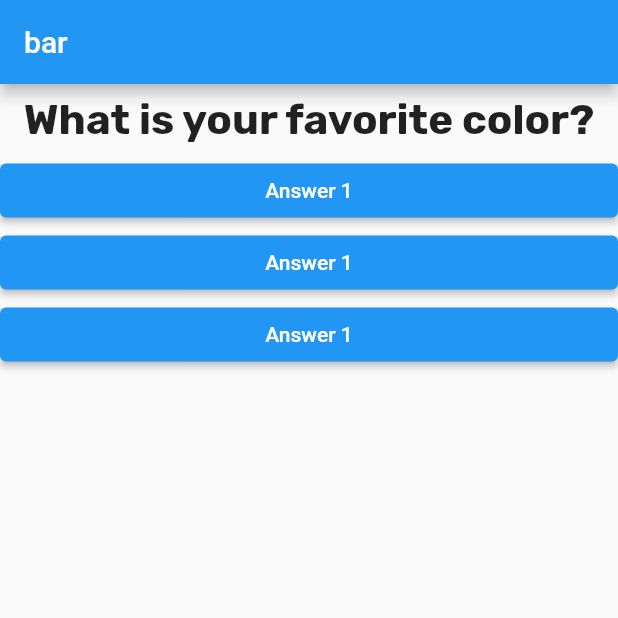
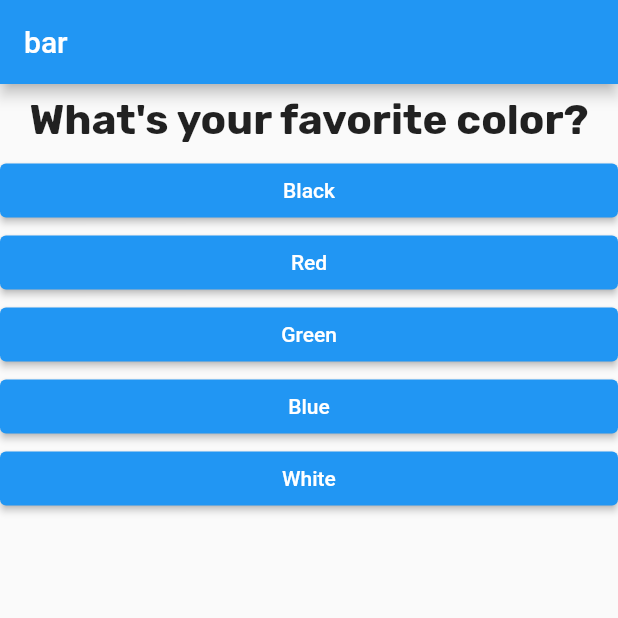
Before and after one commit to ivan100kg/flutter_course_1, a Flutter app: the screen it shows after launch, on a phone screen of 412 x 824 dp, the top half of it. Run offline on Flutter 3.47's test engine with Material 2 defaults, Android fonts, the phone set to English and light mode, and no system bars.

Commit message:
Add custom questions

```diff
--- a/flutter_complete_guide/lib/answer.dart
+++ b/flutter_complete_guide/lib/answer.dart
@@ -3,8 +3,9 @@ import './question.dart';
 
 class Answer extends StatelessWidget {
   final Function question;
+  final String answerText;
 
-  const Answer(this.question);
+  const Answer(this.question, this.answerText);
 
   @override
   Widget build(BuildContext context) {
@@ -12,7 +13,7 @@ class Answer extends StatelessWidget {
       width: double.infinity,
       child: ElevatedButton(
         onPressed: question,
-        child: const Text('Answer 1'),
+        child: Text(answerText),
       ),
     );
   }
--- a/flutter_complete_guide/lib/main.dart
+++ b/flutter_complete_guide/lib/main.dart
@@ -18,18 +18,24 @@ class MyAppState extends State<MyApp> {
 
   void _answerQuestion() {
     setState(() {
-      if (questionIndex < listPhrases.length - 1) {
-        questionIndex++;
-      } else if (questionIndex >= listPhrases.length - 1) {
-        questionIndex--;
-      }
+      questionIndex++;
     });
     print(questionIndex);
   }
 
-  var listPhrases = <String>[
-    'What is your favorite color?',
-    'What is your favorite animal?',
+  var questions = [
+    {
+      'questionText': 'What\'s your favorite color?',
+      'answers': ['Black', 'Red', 'Green', 'Blue', 'White']
+    },
+    {
+      'questionText': 'What is your favorite animal?',
+      'answers': ['Rabbit', 'Bear', 'Tiger', 'Mouse']
+    },
+    {
+      'questionText': 'Who is yor favorite celebrities?',
+      'answers': ['Margo Robbie', 'Aenold Schwarzenegger']
+    },
   ];
 
   @override
@@ -41,10 +47,10 @@ class MyAppState extends State<MyApp> {
         ),
         body: Column(
           children: [
-            Question(listPhrases[questionIndex]),
-            Answer(_answerQuestion),
-            Answer(_answerQuestion),
-            Answer(_answerQuestion),
+            Question(questions[questionIndex]['questionText']),
+            ...(questions[questionIndex]['answers'] as List<String>)
+                .map((e) => Answer(_answerQuestion, e))
+                .toList(),
           ],
         ),
       ),
@@ -58,3 +64,6 @@ class Person {
 
   Person({this.name, this.age});
 }
+
+
+// 047
```
Also changed, not shown: 2 other files.
